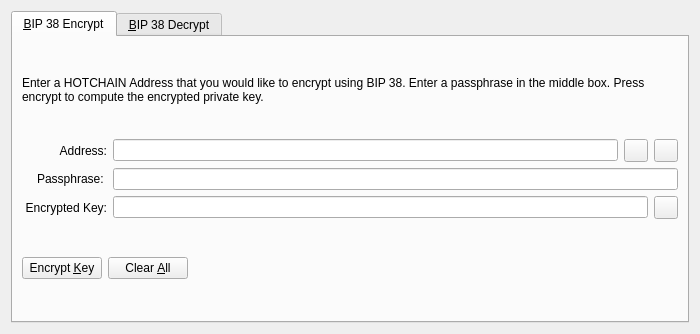
The window that src/qt/forms/bip38tooldialog.ui (Hotchain-HOTX/Hotchain) describes before a commit, drawn with Qt 5.
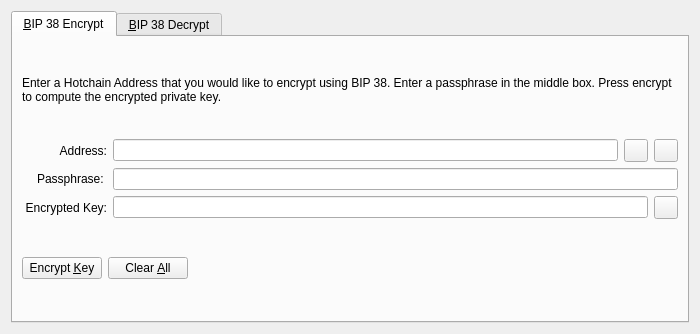
The same window after the commit. The open tabs and pages were chosen to show the change. Icons and pictures are not drawn. Custom widgets are drawn as their Qt base class.

Diff of the .ui file:
```diff
--- a/src/qt/forms/bip38tooldialog.ui
+++ b/src/qt/forms/bip38tooldialog.ui
@@ -30,7 +30,7 @@
        <item>
         <widget class="QLabel" name="infoLabel_ENC">
          <property name="text">
-          <string>Enter a HOTCHAIN Address that you would like to encrypt using BIP 38. Enter a passphrase in the middle box. Press encrypt to compute the encrypted private key.</string>
+          <string>Enter a Hotchain Address that you would like to encrypt using BIP 38. Enter a passphrase in the middle box. Press encrypt to compute the encrypted private key.</string>
          </property>
          <property name="textFormat">
           <enum>Qt::PlainText</enum>
```
Left out of the diff: 4 changed lines with no effect on the pictures.
